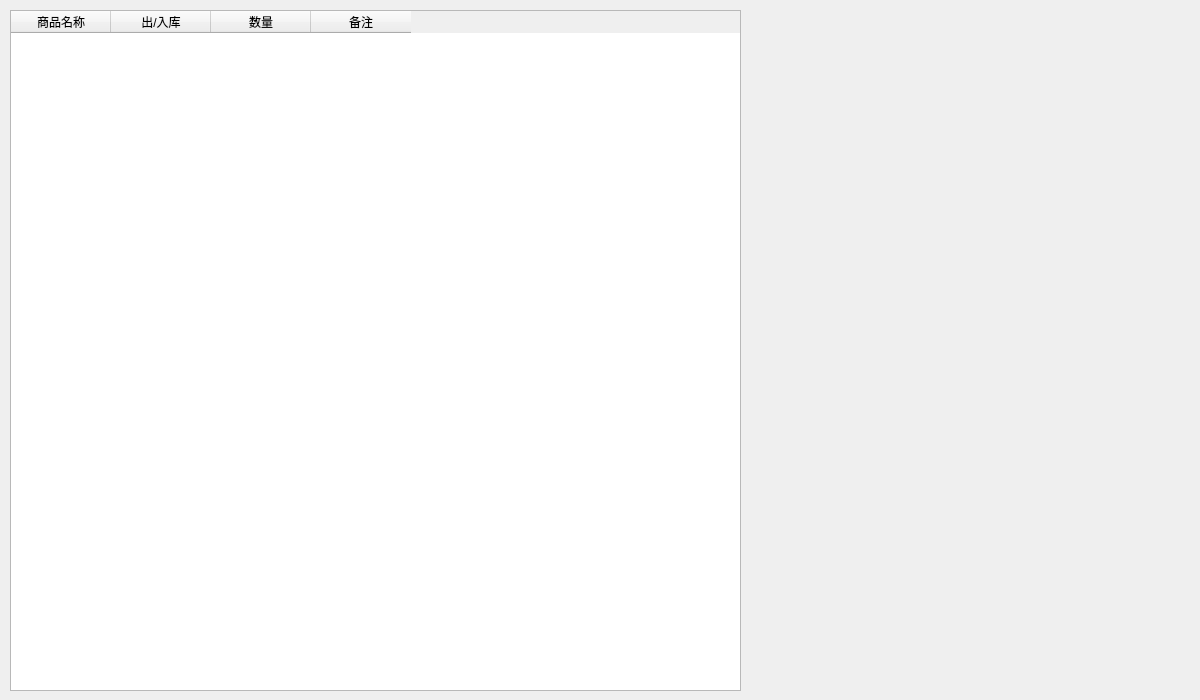
The window that MISProject/wareform.ui (Gavin-JN/MIS-project) describes before a commit, drawn with Qt 5.
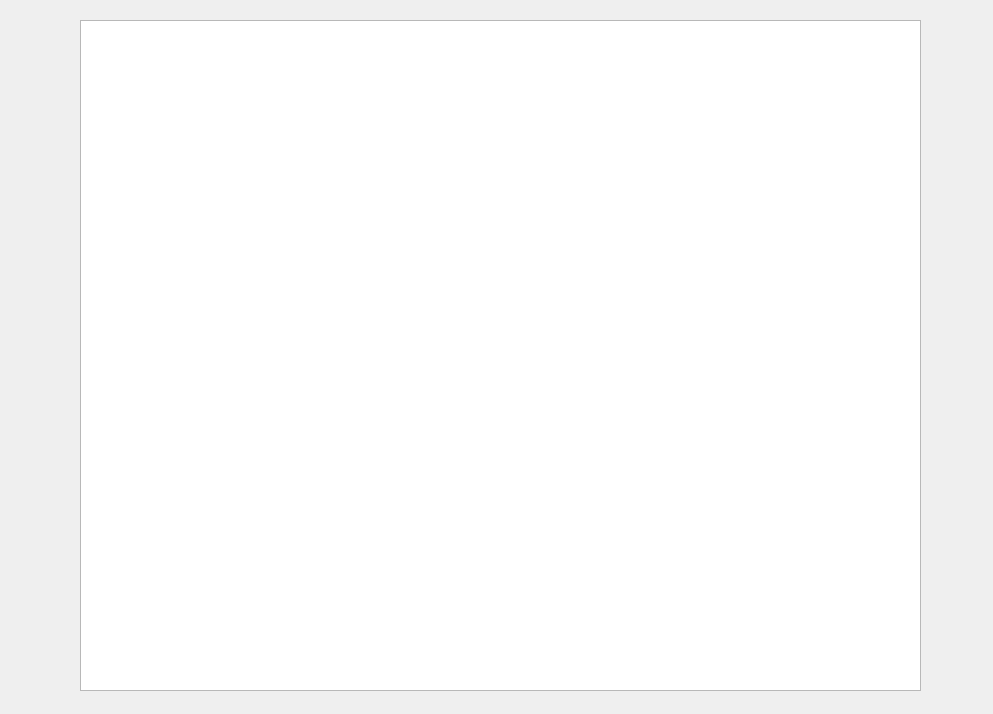
The same window after the commit.

Patch:
```diff
--- a/MISProject/wareform.ui
+++ b/MISProject/wareform.ui
@@ -6,42 +6,22 @@
    <rect>
     <x>0</x>
     <y>0</y>
-    <width>1200</width>
-    <height>700</height>
+    <width>993</width>
+    <height>714</height>
    </rect>
   </property>
   <property name="windowTitle">
    <string>Dialog</string>
   </property>
-  <widget class="QTableWidget" name="wareTable">
+  <widget class="QTableView" name="wareTable">
    <property name="geometry">
     <rect>
-     <x>10</x>
-     <y>10</y>
-     <width>731</width>
-     <height>681</height>
+     <x>80</x>
+     <y>20</y>
+     <width>841</width>
+     <height>671</height>
     </rect>
    </property>
-   <column>
-    <property name="text">
-     <string>商品名称</string>
-    </property>
-   </column>
-   <column>
-    <property name="text">
-     <string>出/入库</string>
-    </property>
-   </column>
-   <column>
-    <property name="text">
-     <string>数量</string>
-    </property>
-   </column>
-   <column>
-    <property name="text">
-     <string>备注</string>
-    </property>
-   </column>
   </widget>
  </widget>
  <resources/>
```
